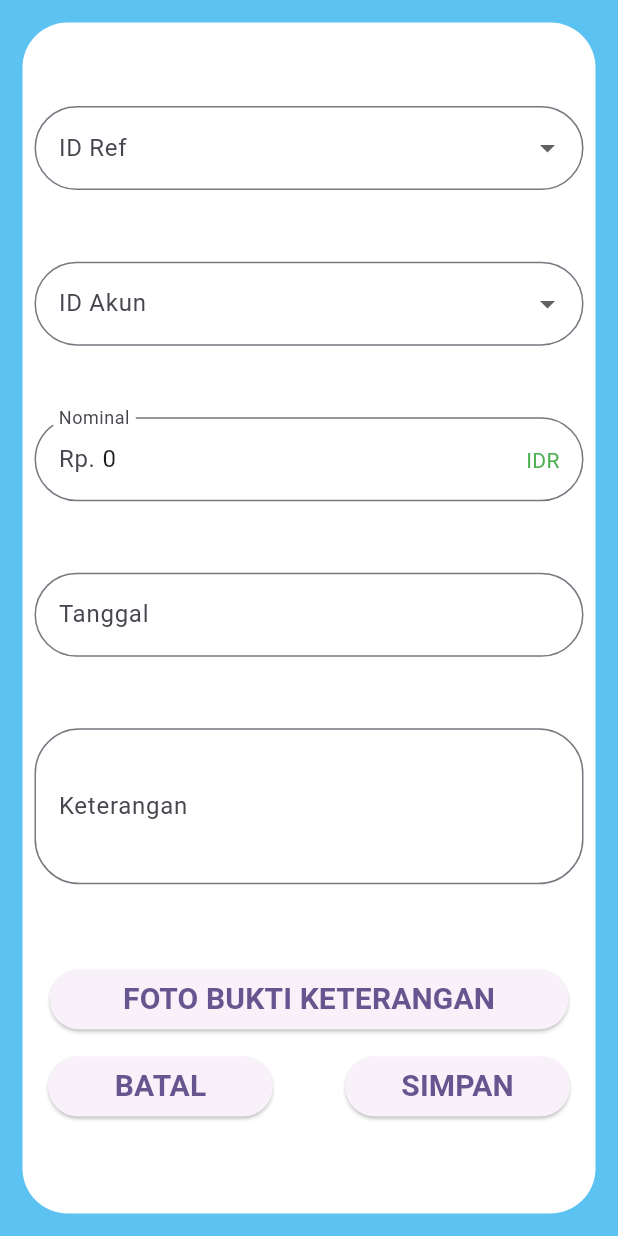
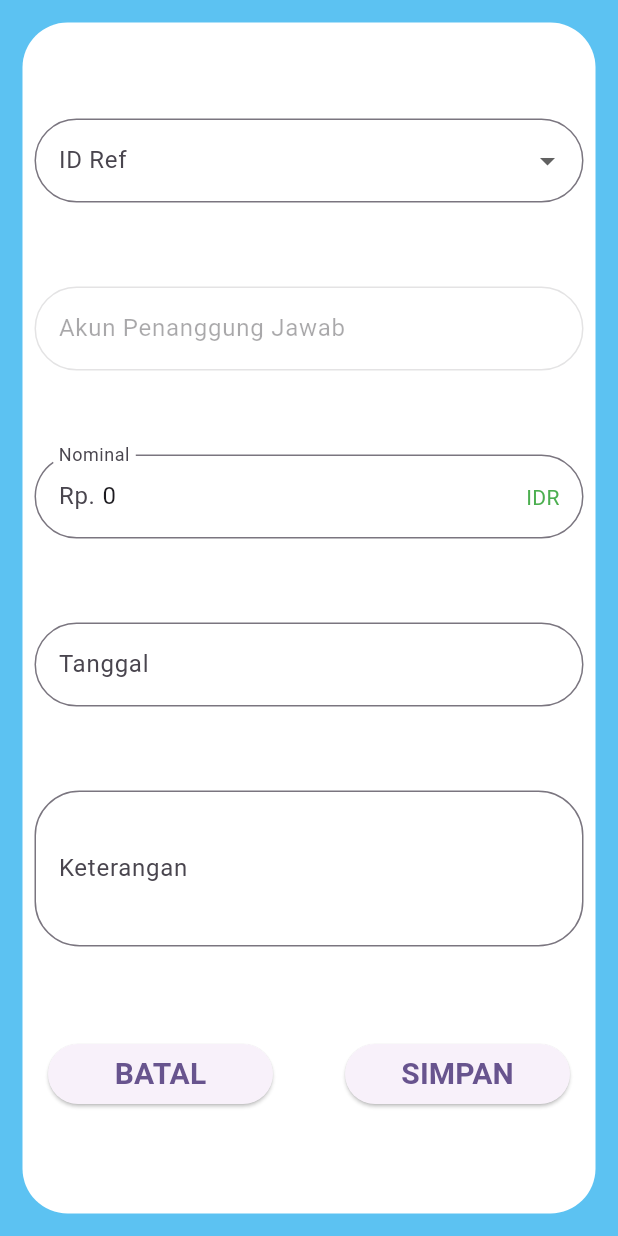
Before and after one commit to HabibSantoso/122_Kasindi, a Flutter app: the CustomBS widget shown alone on an empty page, opened directly with empty values, after a tap on the "edit" icon, on a phone screen of 412 x 824 dp. Run offline on Flutter 3.47's test engine with Material 2 defaults, Android fonts, the phone set to English and light mode, and no system bars; our stand-ins replace cloud_firestore, firebase_auth, firebase_core; accounts and stored records are empty.

Commit message:
fix tapilan untuk menampilkan data lebih spesifik

```diff
--- a/lib/view/page/edit.dart
+++ b/lib/view/page/edit.dart
@@ -19,10 +19,12 @@ class Edit extends StatefulWidget {
 }
 
 const dummyidlist = <String>['123', '124', '125', '126', '127'];
+List<String> jenisTrans = ['Pemasukan', 'Pengeluaran'];
 
 class _EditState extends State<Edit> {
   String? _idref = "";
   String? _iduser = "";
+  final _userPJ = TextEditingController();
   final _nominal = TextEditingController();
   final _dateinput = TextEditingController();
   final _keterangan = TextEditingController();
@@ -31,7 +33,7 @@ class _EditState extends State<Edit> {
   void initState() {
     // TODO: implement initState
     _idref = widget.documentstate['id_ref'].toString();
-    _iduser = widget.documentstate['id_user'].toString();
+    _userPJ.text = widget.documentstate['id_user'].toString();
     _nominal.text = widget.documentstate['nominal'].toString();
     _dateinput.text = widget.documentstate['tanggal'].toString();
     _keterangan.text = widget.documentstate['keterangan'].toString();
@@ -58,7 +60,7 @@ class _EditState extends State<Edit> {
                 children: [
                   DropdownButtonFormField(
                       value: widget.documentstate['id_ref'].toString() ?? "",
-                      items: dummyidlist.map((e) {
+                      items: jenisTrans.map((e) {
                         return DropdownMenuItem(
                           child: Text(e),
                           value: e,
@@ -77,31 +79,32 @@ class _EditState extends State<Edit> {
                         border: OutlineInputBorder(
                             borderRadius: BorderRadius.circular(50)),
                       )),
-                  DropdownButtonFormField(
-                      value: widget.documentstate['id_user'].toString() ?? "",
-                      items: dummyidlist.map((e) {
-                        return DropdownMenuItem(
-                          child: Text(e),
-                          value: e,
-                        );
-                      }).toList(),
-                      onChanged: (String? val) {
-                        setState(() {
-                          _iduser = val;
-                        });
-                      },
-                      // onSaved: (val) {
-                      //   _iduser = val;
-                      // },
-                      decoration: InputDecoration(
-                        labelText: 'ID Akun',
+                  // DropdownButtonFormField(
+                  //     value: widget.documentstate['id_user'].toString() ?? "",
+                  //     items: dummyidlist.map((e) {
+                  //       return DropdownMenuItem(
+                  //         child: Text(e),
+                  //         value: e,
+                  //       );
+                  //     }).toList(),
+                  //     onChanged: (String? val) {
+                  //       setState(() {
+                  //         _iduser = val;
+                  //       });
+                  //     },
+                  //     decoration: InputDecoration(
+                  //       labelText: 'ID Akun',
+                  //       border: OutlineInputBorder(
+                  //           borderRadius: BorderRadius.circular(50)),
+                  //     )),
+                  TextFormField(
+                    controller: _userPJ,
+                    decoration: InputDecoration(
+                        labelText: 'Akun Penanggung Jawab',
                         border: OutlineInputBorder(
-                            borderRadius: BorderRadius.circular(50)),
-                      )),
-                  // TextFormField(
-                  //   decoration: InputDecoration(
-                  //       labelText: 'ID Akun', border: OutlineInputBorder()),
-                  // ),
+                            borderRadius: BorderRadius.circular(30))),
+                    enabled: false,
+                  ),
                   TextFormField(
                     //initialValue: widget.documentstate["nominal"].toString()!,
                     controller: _nominal,
@@ -160,20 +163,20 @@ class _EditState extends State<Edit> {
                   Column(
                     mainAxisAlignment: MainAxisAlignment.center,
                     children: [
-                      Padding(
-                        padding: const EdgeInsets.symmetric(
-                            vertical: 5, horizontal: 10),
-                        child: ElevatedButton(
-                            onPressed: () {},
-                            style: ElevatedButton.styleFrom(
-                                fixedSize: Size(double.maxFinite, 40),
-                                shape: RoundedRectangleBorder(
-                                    borderRadius: BorderRadius.circular(30))),
-                            child: Text('FOTO BUKTI KETERANGAN',
-                                style: TextStyle(
-                                    fontSize: 20,
-                                    fontWeight: FontWeight.bold))),
-                      ),
+                      // Padding(
+                      //   padding: const EdgeInsets.symmetric(
+                      //       vertical: 5, horizontal: 10),
+                      //   child: ElevatedButton(
+                      //       onPressed: () {},
+                      //       style: ElevatedButton.styleFrom(
+                      //           fixedSize: Size(double.maxFinite, 40),
+                      //           shape: RoundedRectangleBorder(
+                      //               borderRadius: BorderRadius.circular(30))),
+                      //       child: Text('FOTO BUKTI KETERANGAN',
+                      //           style: TextStyle(
+                      //               fontSize: 20,
+                      //               fontWeight: FontWeight.bold))),
+                      // ),
                       Padding(
                         padding: const EdgeInsets.symmetric(
                             vertical: 5, horizontal: 0),
@@ -205,7 +208,7 @@ class _EditState extends State<Edit> {
                                 final mdTrans = ModelTransaksi(
                                     id: widget.documentstate['id'],
                                     id_ref: _idref!,
-                                    id_user: _iduser!,
+                                    id_user: _userPJ.text,
                                     nominal: int.parse(_nominal.text),
                                     tanggal: _dateinput.text,
                                     keterangan: _keterangan.text);
--- a/lib/view/page/home.dart
+++ b/lib/view/page/home.dart
@@ -255,7 +255,9 @@ class _HomeState extends State<Home> {
         mini: false,
         onPressed: () {
           Navigator.push(
-              context, MaterialPageRoute(builder: (context) => Input()));
+              context,
+              MaterialPageRoute(
+                  builder: (context) => Input(namePJ: currUser?.name ?? '')));
         },
         child: Icon(
           Icons.add,
--- a/lib/view/widget/buttomsheet.dart
+++ b/lib/view/widget/buttomsheet.dart
@@ -39,22 +39,22 @@ class CustomBS extends StatelessWidget {
                   child: ListView(
                     children: [
                       ListTile(
-                        title: Text('Admin A'),
+                        title: Text(document['tanggal'].toString()),
                         dense: true,
                       ),
                       Divider(),
                       ListTile(
-                        title: Text('Untuk membelu kopi kantor'),
+                        title: Text(document['id_ref'].toString()),
                         dense: true,
                       ),
                       Divider(),
                       ListTile(
-                        title: Text('2-05-2023'),
+                        title: Text(document['keterangan'].toString()),
                         dense: true,
                       ),
                       Divider(),
                       ListTile(
-                        title: Text('Rp. 250.000.00-'),
+                        title: Text(document['nominal'].toString()),
                         dense: true,
                       ),
                       Divider(),
@@ -101,7 +101,30 @@ class CustomBS extends StatelessWidget {
                 child: SizedBox(
                   height: 80,
                   width: 250,
-                  child: Text('Admin A'),
+                  child: Row(
+                    mainAxisAlignment: MainAxisAlignment.center,
+                    crossAxisAlignment: CrossAxisAlignment.center,
+                    children: [
+                      Padding(
+                        padding: const EdgeInsets.only(left: 10),
+                        child: Container(
+                          height: 55,
+                          width: 55,
+                          decoration: BoxDecoration(
+                              borderRadius:
+                                  BorderRadius.all(Radius.circular(50)),
+                              image: DecorationImage(
+                                  fit: BoxFit.fitHeight,
+                                  image:
+                                      AssetImage('assets/images/kasidi.png'))),
+                        ),
+                      ),
+                      Padding(
+                        padding: const EdgeInsets.only(left: 10),
+                        child: Text(document['id_user']),
+                      )
+                    ],
+                  ),
                 ),
               ))
         ]);
```
Also changed, not shown: lib/view/page/input.dart (+57 -38 lines).
